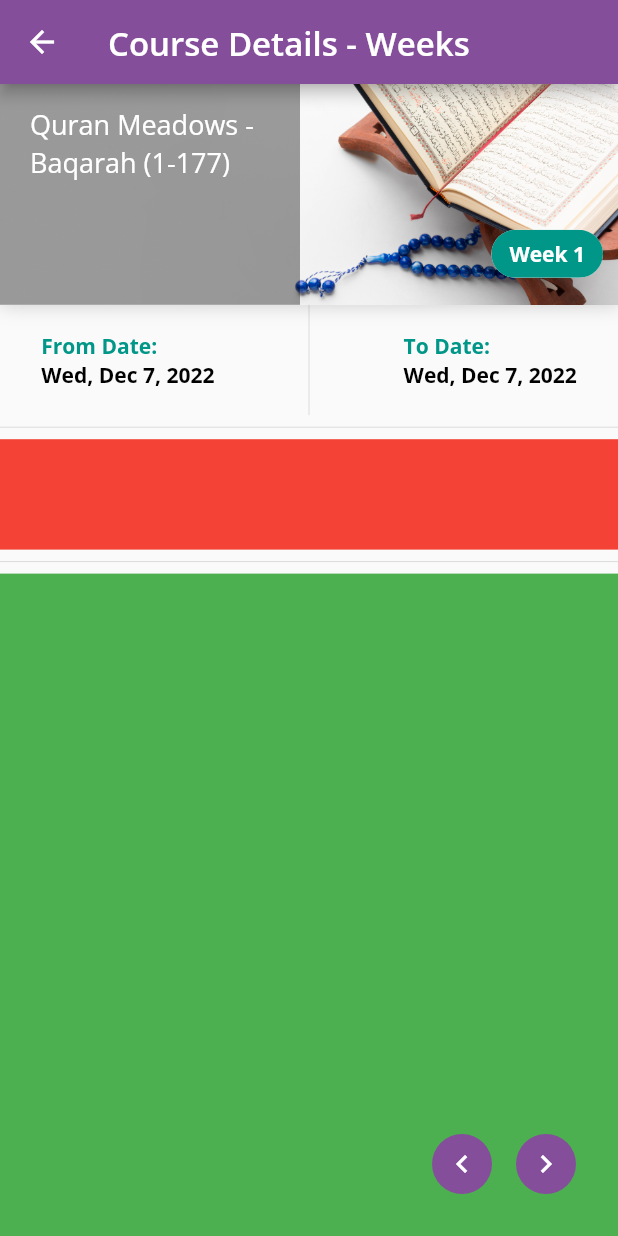
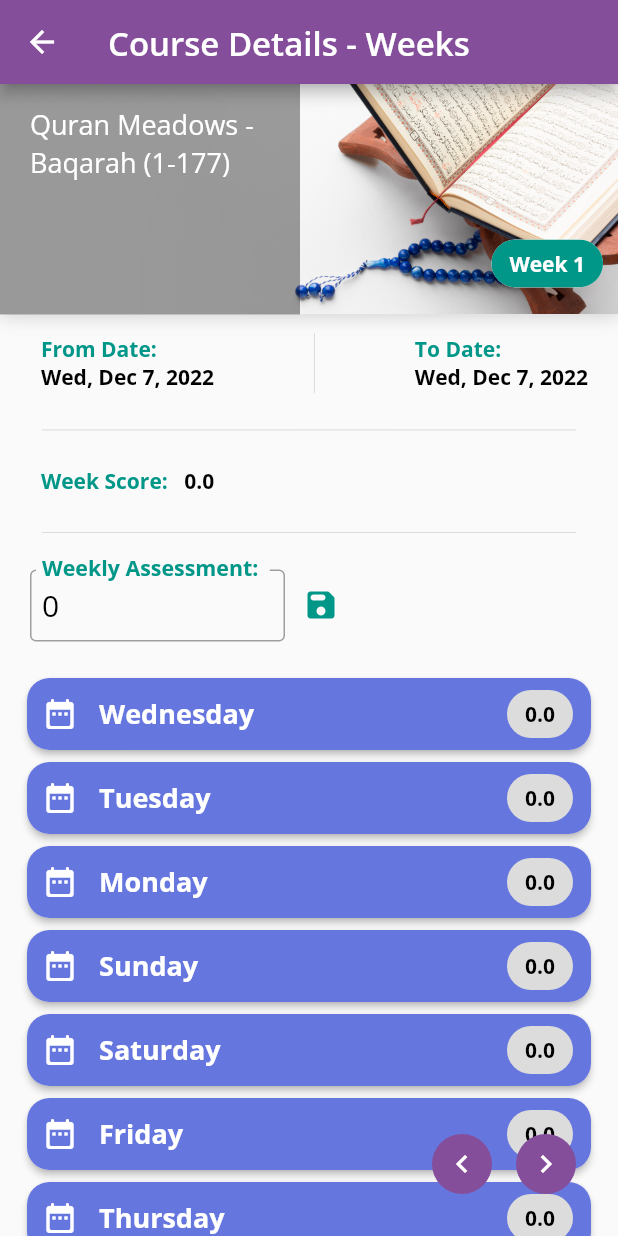
Before and after one commit to linaalbaroudi/quran_meadow, a Flutter app: the WeekDetails screen opened directly with sample values from the repository, on a phone screen of 412 x 824 dp. Run offline on Flutter 3.47's test engine with Material 2 defaults, Android fonts, the phone set to English and light mode, and no system bars; our stand-ins replace google_fonts.

Commit message:
commit 7

```diff
--- a/lib/models/course.dart
+++ b/lib/models/course.dart
@@ -1,14 +1,15 @@
-import 'level.dart';
-import 'package:flutter/painting.dart';
+import 'course_week.dart';
 
 class Course {
   final String title;
 
   //todo: implement batches
-  final Level level; //todo: make it a module
+  final int level; //todo: make it a module
   final String imageUrl;
   final String institute;
-  final bool favorite;
+  final bool activated;
+  final List<CourseWeek> weeks;
+  final double? grade;
 
   // TODO: Add servings and ingredients here
 
@@ -18,49 +19,61 @@ class Course {
       required this.level,
       required this.imageUrl,
       required this.institute,
-      this.favorite = false});
+      this.activated = false,
+      required this.weeks,
+      this.grade = 0});
 
   Course copyWith({
     String? title,
-    Level? level,
+    int? level,
     String? imageUrl,
     String? institute,
-    bool? favorite,
+    bool? activated,
+    List<CourseWeek>? weeks,
+    double? grade,
   }) {
     return Course(
       title: title ?? this.title,
       level: level ?? this.level,
       imageUrl: imageUrl ?? this.imageUrl,
       institute: institute ?? this.institute,
-      favorite: favorite ?? this.favorite,
+      activated: activated ?? this.activated,
+        weeks: weeks ?? this.weeks,
+        grade: grade ?? this.grade
     );
   }
 
   static List<Course> samples = [
     Course(
         title: 'Quran Meadows - Baqarah (1-177)',
-        level: Level.samples[0],
+        level: 1,
+        institute: 'Dar Al Dhikr',
+        imageUrl: 'assets/images/quran-course.jpg',
+        weeks: CourseWeek.samples
+    ),
+    Course(
+        title: 'Quran Meadows - Baqarah (178-286)',
+        level: 2,
+        institute: 'Dar Al Dhikr',
+        imageUrl: 'assets/images/quran-course.jpg',
+        weeks: CourseWeek.samples
+    ),
+    Course(
+        title: 'Quran Meadows - Al-Imran (1-200)',
+        level: 3,
         //batch: 1,
         institute: 'Dar Al Dhikr',
-        imageUrl: 'assets/images/quran-course.jpg'),
+        imageUrl: 'assets/images/quran-course.jpg',
+        weeks: CourseWeek.samples
+    ),
     Course(
-        title: 'Quran Meadows - Baqarah (178-286)',
-        level: Level.samples[1],
+        title: 'Quran Meadows - An-Nisa (1-176)',
+        level: 4,
         //batch: 1,
         institute: 'Dar Al Dhikr',
-        imageUrl: 'assets/images/quran-course.jpg'),
-    Course(
-        title: 'Quran Meadows - Al-Imran (1-200)',
-        level: Level.samples[2],
-        //batch: 1,
-        institute: 'Dar Al Dhikr',
-        imageUrl: 'assets/images/quran-course.jpg'),
-    Course(
-        title: 'Quran Meadows - An-Nisa (1-176)',
-        level: Level.samples[3],
-        //batch: 1,
-        institute: 'Dar Al Dhikr',
-        imageUrl: 'assets/images/quran-course.jpg'),
+        imageUrl: 'assets/images/quran-course.jpg',
+        weeks: CourseWeek.samples
+    ),
   ];
 }
 
--- a/lib/models/course_week.dart
+++ b/lib/models/course_week.dart
@@ -3,7 +3,7 @@ import 'course_week_day.dart';
 class CourseWeek{
   final int id;
   final List<CourseWeekDay> days;
-  final double weeklyExamGrade;
+  final int weeklyExamGrade;
   final double weekGrade;
   static const int totalWeekGrade = 100;
 
@@ -17,7 +17,7 @@ class CourseWeek{
   CourseWeek copyWith({
     int? id,
     List<CourseWeekDay>? days,
-    double? weeklyExamGrade,
+    int? weeklyExamGrade,
     double? weekGrade,
   }) {
     return CourseWeek(
--- a/lib/models/course_week_day.dart
+++ b/lib/models/course_week_day.dart
@@ -5,15 +5,14 @@ class CourseWeekDay {
   final DateTime date;
   final String quorum;
   final List<Task> tasks;
-  final double? dayGrade;
-  static const int totalDayGrade = 100;
+  double? dayGrade;
 
   CourseWeekDay({
     required this.id,
     required this.date,
     required this.quorum,
     required this.tasks,
-    this.dayGrade,
+    this.dayGrade = 0.0,
   });
 
   CourseWeekDay copyWith({
--- a/lib/models/level.dart
+++ /dev/null
@@ -1,27 +0,0 @@
-import 'course_week.dart';
-
-class Level {
-  final int id;
-  final List<CourseWeek> weeks;
-  final double? grade;
-
-  Level({required this.id, required this.weeks, this.grade = 0});
-
-  Level copyWith({
-    int? id,
-    List<CourseWeek>? weeks,
-    double? grade,
-  }) {
-    return Level(
-        id: id ?? this.id,
-        weeks: weeks ?? this.weeks,
-        grade: grade ?? this.grade);
-  }
-
-  static List<Level> samples = [
-    Level(id: 1, weeks: CourseWeek.samples),
-    Level(id: 2, weeks: CourseWeek.samples),
-    Level(id: 3, weeks: CourseWeek.samples),
-    Level(id: 4, weeks: CourseWeek.samples),
-  ];
-}
--- a/lib/models/models_barrel.dart
+++ b/lib/models/models_barrel.dart
@@ -1,5 +1,4 @@
 export './course.dart';
-export './level.dart';
 export './course_week.dart';
 export './course_week_day.dart';
 export './task.dart';
--- a/lib/screens/courses/course_details_screen.dart
+++ b/lib/screens/courses/course_details_screen.dart
@@ -121,7 +121,7 @@ class _CourseDetailsState extends State<CourseDetails>
                                 fontWeight: FontWeight.bold),
                           ),
                           Text(
-                            widget.course.level.id.toString(),
+                            widget.course.level.toString(),
                             style: const TextStyle(
                               //fontSize: 20,
                               color: Colors.white,
--- a/lib/screens/courses/week_details_screen.dart
+++ b/lib/screens/courses/week_details_screen.dart
@@ -24,7 +24,7 @@ class _WeekDetailsState extends State<WeekDetails> with SingleTickerProviderStat
     super.initState();
     _index = widget.courseWeek.id-1;
     controller = TabController(
-      length: widget.course.level.weeks.length,
+      length: widget.course.weeks.length,
       initialIndex: _index,
       vsync: this,
     );
@@ -39,6 +39,7 @@ class _WeekDetailsState extends State<WeekDetails> with SingleTickerProviderStat
   @override
   Widget build(BuildContext context) {
     return Scaffold(
+      resizeToAvoidBottomInset: false,
       appBar: AppBar(
         title: Text(
           "Course Details - Weeks",
@@ -48,7 +49,7 @@ class _WeekDetailsState extends State<WeekDetails> with SingleTickerProviderStat
       body: SafeArea(
         child: TabBarView(
           controller: controller,
-            children: widget.course.level.weeks
+            children: widget.course.weeks
                 .map((week) =>
                     WeekTab(week: week, course: widget.course))
                 .toList(),
@@ -59,7 +60,7 @@ class _WeekDetailsState extends State<WeekDetails> with SingleTickerProviderStat
           FloatingActionButton.small(
             heroTag: 'navigateBefore',
             onPressed: () {
-              (_index != 0) ? _index-- : _index = (widget.course.level.weeks.length - 1);
+              (_index != 0) ? _index-- : _index = (widget.course.weeks.length - 1);
               controller.animateTo(_index);
               setState(() {});
             },
@@ -70,7 +71,7 @@ class _WeekDetailsState extends State<WeekDetails> with SingleTickerProviderStat
           FloatingActionButton.small(
             heroTag: 'navigateNext',
             onPressed: () {
-              (_index != widget.course.level.weeks.length - 1) ? _index++ : _index = 0;
+              (_index != widget.course.weeks.length - 1) ? _index++ : _index = 0;
               controller.animateTo(_index);
               setState(() {});
             },
--- a/lib/screens/courses/widgets/course_card.dart
+++ b/lib/screens/courses/widgets/course_card.dart
@@ -96,7 +96,7 @@ class _CourseCardState extends State<CourseCard> {
                             style: AppTheme.lightTextTheme.headline3,
                           ),
                           Text(
-                            widget.course.level.id.toString(),
+                            widget.course.level.toString(),
                             style: AppTheme.lightTextTheme.bodyText2,
                           ),
                         ],
--- /dev/null
+++ b/lib/screens/courses/widgets/day_card.dart
@@ -0,0 +1,65 @@
+import 'package:flutter/material.dart';
+import 'package:intl/intl.dart';
+import '../../../app_theme.dart';
+import '../../../models/models_barrel.dart';
+import 'dart:math';
+
+class DayCard extends StatelessWidget {
+  DayCard({Key? key, required this.day}) : super(key: key);
+
+  final CourseWeekDay day;
+  final Color color = colors[Random().nextInt(4)];
+  static const List<Color> colors = [
+    Color.fromRGBO(102, 118, 223, 1),
+    Color.fromRGBO(95, 162, 186, 1),
+    Color.fromRGBO(102, 102, 102, 1),
+    Color.fromRGBO(175, 186, 197, 1),
+    Color.fromRGBO(0, 104, 140, 1),
+  ];
+
+  @override
+  Widget build(BuildContext context) {
+    return Card(
+      elevation: 2.0,
+      shape: RoundedRectangleBorder(
+        borderRadius: BorderRadius.circular(15.0),
+      ),
+      child: Container(
+        //padding: const EdgeInsets.all(15),
+        decoration: BoxDecoration(
+          color: color,
+          borderRadius: BorderRadius.circular(15),
+        ),
+        child: Padding(
+          padding: const EdgeInsets.symmetric(horizontal: 10.0),
+          child: Row(
+            mainAxisAlignment: MainAxisAlignment.spaceBetween,
+            children: <Widget>[
+              Row(
+                mainAxisAlignment: MainAxisAlignment.start,
+                children: [
+                  const Icon(
+                    Icons.date_range_rounded,
+                    color: Colors.white,
+                    //size: 28,
+                  ),
+                  Text(
+                    "   ${DateFormat('EEEE').format(day.date)}",
+                    style: AppTheme.lightTextTheme.headline5,
+                  ),
+                ],
+              ),
+              Chip(
+                //backgroundColor: const Color.fromRGBO(91, 91, 91, 1),
+                label: Text(
+                  day.dayGrade.toString(),
+                  style: AppTheme.lightTextTheme.bodyText2,
+                ),
+              ),
+            ],
+          ),
+        ),
+      ),
+    );
+  }
+}
--- a/lib/screens/courses/widgets/week_tab.dart
+++ b/lib/screens/courses/widgets/week_tab.dart
@@ -1,9 +1,9 @@
 import 'package:flutter/material.dart';
+import 'package:flutter/services.dart';
 import 'package:intl/intl.dart';
-import '../../../app_theme.dart';
-import '../../../models/course.dart';
-import '../../../models/course_week.dart';
-import 'dart:math';
+import '../../../models/models_barrel.dart';
+import '../day_details_screen.dart';
+import './day_card.dart';
 
 class WeekTab extends StatefulWidget {
   const WeekTab({Key? key, required this.week, required this.course})
@@ -17,6 +17,34 @@ class WeekTab extends StatefulWidget {
 }
 
 class _WeekTabState extends State<WeekTab> {
+  final _weeklyExamGradeController = TextEditingController();
+  int _weeklyExamGrade = 0;
+  double _weekGrade = 0.0;
+  final _formKey = GlobalKey<FormState>();
+
+  @override
+  void initState() {
+    super.initState();
+
+    final originalWeeklyExamGrade = widget.week.weeklyExamGrade;
+    final originalWeekGrade = widget.week.weekGrade;
+    _weeklyExamGradeController.text = originalWeeklyExamGrade.toString();
+    _weeklyExamGrade = originalWeeklyExamGrade;
+    _weekGrade = originalWeekGrade;
+
+    _weeklyExamGradeController.addListener(() {
+      setState(() {
+        _weeklyExamGrade = _weeklyExamGradeController.text as int;
+      });
+    });
+  }
+
+  @override
+  void dispose() {
+    _weeklyExamGradeController.dispose();
+    super.dispose();
+  }
+
   @override
   Widget build(BuildContext context) {
     return Column(
@@ -25,7 +53,7 @@ class _WeekTabState extends State<WeekTab> {
       children: <Widget>[
         Expanded(
           flex: 2,
-          child:  Container(
+          child: Container(
             decoration: BoxDecoration(
               boxShadow: [
                 BoxShadow(
@@ -77,11 +105,20 @@ class _WeekTabState extends State<WeekTab> {
           ),
         ),
         Expanded(
-          flex: 1,
+          flex: 3,
           child: SizedBox(
             width: double.infinity,
+            child: Padding(
+              padding:
+                  const EdgeInsets.symmetric(horizontal: 20.0, vertical: 8),
+              child: Column(
+                crossAxisAlignment: CrossAxisAlignment.start,
+                mainAxisAlignment: MainAxisAlignment.spaceAround,
+                children: <Widget>[
+                  SizedBox(
+                    height: 40,
                     child: Row(
-              mainAxisAlignment: MainAxisAlignment.spaceAround,
+                      mainAxisAlignment: MainAxisAlignment.spaceBetween,
                       crossAxisAlignment: CrossAxisAlignment.center,
                       children: <Widget>[
                         Column(
@@ -89,11 +126,11 @@ class _WeekTabState extends State<WeekTab> {
                           mainAxisAlignment: MainAxisAlignment.center,
                           children: <Widget>[
                             Text(
-                      "From Date:",
+                              "  From Date:",
                               style: Theme.of(context).textTheme.headline3,
                             ),
                             Text(
-                      DateFormat.yMMMEd().format(widget.week.days[0].date),
+                              "  ${DateFormat.yMMMEd().format(widget.week.days[0].date)}",
                               style: Theme.of(context).textTheme.bodyText2,
                             ),
                           ],
@@ -108,7 +145,8 @@ class _WeekTabState extends State<WeekTab> {
                               style: Theme.of(context).textTheme.headline3,
                             ),
                             Text(
-                      DateFormat.yMMMEd().format(widget.week.days[0].date),
+                              DateFormat.yMMMEd()
+                                  .format(widget.week.days[0].date),
                               style: Theme.of(context).textTheme.bodyText2,
                             ),
                           ],
@@ -116,21 +154,102 @@ class _WeekTabState extends State<WeekTab> {
                       ],
                     ),
                   ),
+                  const Padding(
+                    padding: EdgeInsets.all(8.0),
+                    child: Divider(),
                   ),
-        const Divider(),
-        Expanded(
-          flex: 1,
-          child: Container(
-            color: Colors.red,
+                  Row(
+                    mainAxisAlignment: MainAxisAlignment.start,
+                    children: <Widget>[
+                      Text(
+                        "  Week Score:   ",
+                        style: Theme.of(context).textTheme.headline3,
+                      ),
+                      Text(
+                        _weekGrade.toString(),
+                        style: Theme.of(context).textTheme.bodyText2,
+                      ),
+                    ],
+                  ),
+                  const Padding(
+                    padding: EdgeInsets.all(8.0),
+                    child: Divider(),
+                  ),
+                  Row(
+                    children: [
+                      SizedBox(
+                        width: 170,
+                        child: TextField(
+                          controller: _weeklyExamGradeController,
+                          cursorColor: Colors.teal,
+                          keyboardType: TextInputType.number,
+                          inputFormatters: <TextInputFormatter>[
+                            FilteringTextInputFormatter.digitsOnly,
+                            FilteringTextInputFormatter.allow(RegExp(r'[0-9]')),
+                          ],
+                          decoration: const InputDecoration(
+                            hintText: '/100',
+                            label: Text("Weekly Assessment: "),
+                            labelStyle: TextStyle(
+                              fontSize: 19.0,
+                              fontWeight: FontWeight.bold,
+                              color: Colors.teal,
+                            ),
+                            contentPadding: EdgeInsets.symmetric(
+                                vertical: 0, horizontal: 8),
+                            enabledBorder: OutlineInputBorder(
+                              borderSide: BorderSide(color: Colors.grey),
+                            ),
+                            focusedBorder: OutlineInputBorder(
+                              borderSide: BorderSide(color: Colors.teal),
+                            ),
+                            border: OutlineInputBorder(
+                              borderSide: BorderSide(color: Colors.teal),
                             ),
                           ),
-        const Divider(),
-        Expanded(
-          flex: 6,
-          child: Container(
-            color: Colors.green,
+                          onSubmitted: (value) {
+                            setState(() {
+                              _weekGrade -= _weeklyExamGrade;
+                              _weeklyExamGrade = value as int;
+                              _weekGrade += _weeklyExamGrade;
+                            });
+                          },
                         ),
                       ),
+                      IconButton(
+                          onPressed: () {
+                            _formKey.currentState?.save();
+                          },
+                          icon: const Icon(
+                            Icons.save_rounded,
+                            color: Colors.teal,
+                          ))
+                    ],
+                  ),
+                ],
+              ),
+            ),
+          ),
+        ),
+        Expanded(
+            flex: 5,
+            child: ListView.builder(
+                padding: const EdgeInsets.symmetric(horizontal: 14.0, vertical: 8),
+                itemCount: widget.week.days.length,
+                //shrinkWrap: true,
+                itemBuilder: (BuildContext context, int index) {
+                  return InkWell(
+                    onTap: () {
+                      Navigator.push(context,
+                          MaterialPageRoute(builder: (context) {
+                        return DayDetails();
+                      }));
+                    },
+                    splashColor: Theme.of(context).primaryColor,
+                    borderRadius: BorderRadius.circular(15),
+                    child: DayCard(day: widget.week.days[index]),
+                  );
+                })),
       ],
     );
   }
--- a/lib/screens/courses/widgets/weeks_gridview.dart
+++ b/lib/screens/courses/widgets/weeks_gridview.dart
@@ -18,7 +18,7 @@ class WeeksGridView extends StatelessWidget {
           crossAxisSpacing: 15,
           mainAxisSpacing: 15),
       //shrinkWrap: true,
-      children: course.level.weeks.map((week) {
+      children: course.weeks.map((week) {
         return InkWell(
           onTap: () {
             Navigator.push(context, MaterialPageRoute(builder: (context) {
--- a/lib/screens/my_tasks/my_tasks_screen.dart
+++ b/lib/screens/my_tasks/my_tasks_screen.dart
@@ -1,5 +1,5 @@
 import 'package:flutter/material.dart';
-import './widgets/empty.dart';
+import './widgets/no_tasks.dart';
 
 class MyTasks extends StatelessWidget {
   const MyTasks({Key? key}) : super(key: key);
@@ -7,7 +7,7 @@ class MyTasks extends StatelessWidget {
   @override
   Widget build(BuildContext context) {
     // TODO: Add a scaffold widget
-    return const Empty();
+    return const NoTasks();
   }
   // TODO: Add buildGroceryScreen
 }
```
Also changed, not shown: lib/controllers/grade_manager.dart (added, +53 -0 lines), lib/home.dart (+19 -13 lines), lib/main.dart (+11 -4 lines), lib/screens/courses/day_details_screen.dart (added, +16 -0 lines), lib/screens/my_tasks/widgets/no_tasks.dart (renamed from lib/screens/my_tasks/widgets/empty.dart, +5 -3 lines), lib/controllers/tab_manager.dart (renamed from lib/controllers/home_tab_manager.dart). Lines whose indentation alone changed are shown as unchanged.
